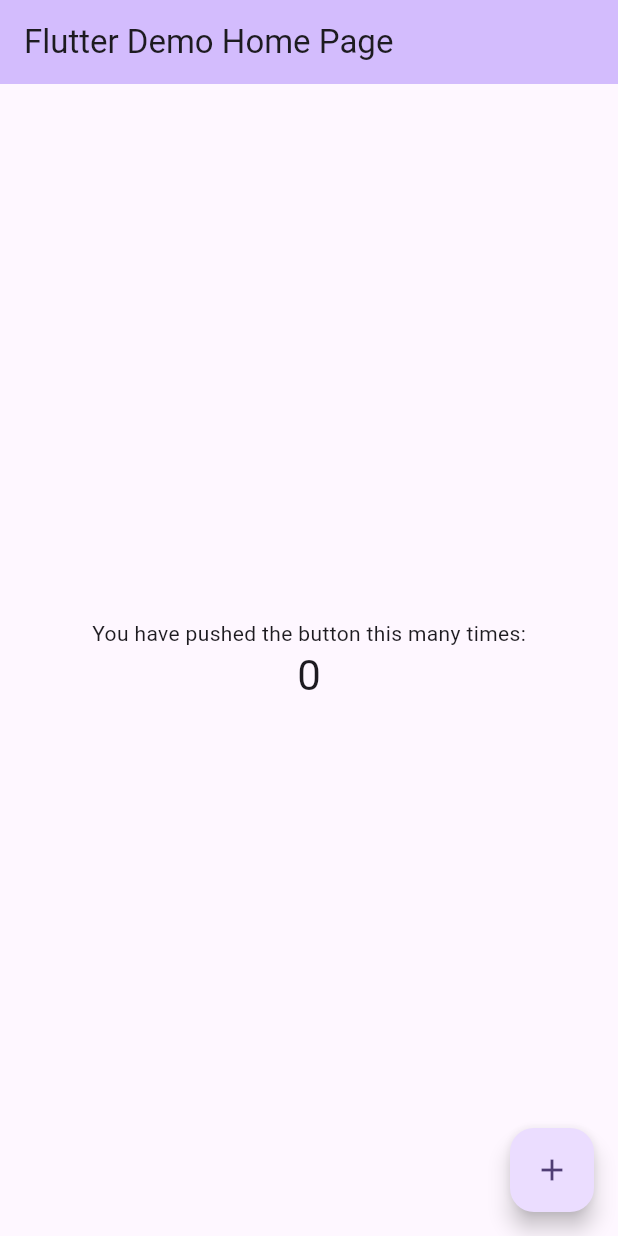
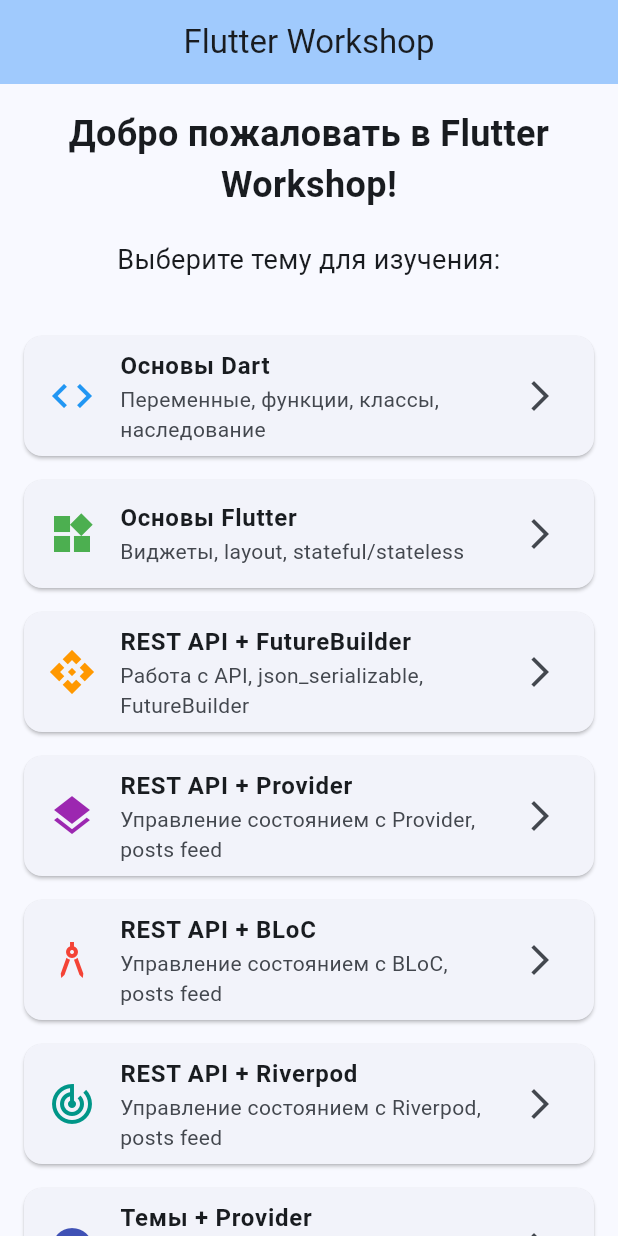
Before and after one commit to aleksays/paralect-flutter-workshop, a Flutter app: the screen it shows after launch, on a phone screen of 412 x 824 dp. Run offline on Flutter 3.47's test engine with Material 3 defaults, Android fonts, the phone set to English and light mode, and no system bars.

Commit message:
feat: setup workshop base with navigation and documentation
- Updated pubspec.yaml with latest dependencies
- Created workshop navigation interface
- Added comprehensive README.md with all branch descriptions
- Set up base application structure for Flutter workshop

```diff
--- a/lib/main.dart
+++ b/lib/main.dart
@@ -1,122 +1,175 @@
 import 'package:flutter/material.dart';
 
 void main() {
-  runApp(const MyApp());
+  runApp(const FlutterWorkshopApp());
 }
 
-class MyApp extends StatelessWidget {
-  const MyApp({super.key});
+class FlutterWorkshopApp extends StatelessWidget {
+  const FlutterWorkshopApp({super.key});
 
-  // This widget is the root of your application.
   @override
   Widget build(BuildContext context) {
     return MaterialApp(
-      title: 'Flutter Demo',
+      title: 'Flutter Workshop',
       theme: ThemeData(
-        // This is the theme of your application.
-        //
-        // TRY THIS: Try running your application with "flutter run". You'll see
-        // the application has a purple toolbar. Then, without quitting the app,
-        // try changing the seedColor in the colorScheme below to Colors.green
-        // and then invoke "hot reload" (save your changes or press the "hot
-        // reload" button in a Flutter-supported IDE, or press "r" if you used
-        // the command line to start the app).
-        //
-        // Notice that the counter didn't reset back to zero; the application
-        // state is not lost during the reload. To reset the state, use hot
-        // restart instead.
-        //
-        // This works for code too, not just values: Most code changes can be
-        // tested with just a hot reload.
-        colorScheme: ColorScheme.fromSeed(seedColor: Colors.deepPurple),
+        colorScheme: ColorScheme.fromSeed(seedColor: Colors.blue),
+        useMaterial3: true,
       ),
-      home: const MyHomePage(title: 'Flutter Demo Home Page'),
+      home: const WorkshopMenuPage(),
     );
   }
 }
 
-class MyHomePage extends StatefulWidget {
-  const MyHomePage({super.key, required this.title});
-
-  // This widget is the home page of your application. It is stateful, meaning
-  // that it has a State object (defined below) that contains fields that affect
-  // how it looks.
-
-  // This class is the configuration for the state. It holds the values (in this
-  // case the title) provided by the parent (in this case the App widget) and
-  // used by the build method of the State. Fields in a Widget subclass are
-  // always marked "final".
-
-  final String title;
-
-  @override
-  State<MyHomePage> createState() => _MyHomePageState();
-}
-
-class _MyHomePageState extends State<MyHomePage> {
-  int _counter = 0;
-
-  void _incrementCounter() {
-    setState(() {
-      // This call to setState tells the Flutter framework that something has
-      // changed in this State, which causes it to rerun the build method below
-      // so that the display can reflect the updated values. If we changed
-      // _counter without calling setState(), then the build method would not be
-      // called again, and so nothing would appear to happen.
-      _counter++;
-    });
-  }
+class WorkshopMenuPage extends StatelessWidget {
+  const WorkshopMenuPage({super.key});
 
   @override
   Widget build(BuildContext context) {
-    // This method is rerun every time setState is called, for instance as done
-    // by the _incrementCounter method above.
-    //
-    // The Flutter framework has been optimized to make rerunning build methods
-    // fast, so that you can just rebuild anything that needs updating rather
-    // than having to individually change instances of widgets.
     return Scaffold(
       appBar: AppBar(
-        // TRY THIS: Try changing the color here to a specific color (to
-        // Colors.amber, perhaps?) and trigger a hot reload to see the AppBar
-        // change color while the other colors stay the same.
+        title: const Text('Flutter Workshop'),
         backgroundColor: Theme.of(context).colorScheme.inversePrimary,
-        // Here we take the value from the MyHomePage object that was created by
-        // the App.build method, and use it to set our appbar title.
-        title: Text(widget.title),
+        centerTitle: true,
       ),
-      body: Center(
-        // Center is a layout widget. It takes a single child and positions it
-        // in the middle of the parent.
-        child: Column(
-          // Column is also a layout widget. It takes a list of children and
-          // arranges them vertically. By default, it sizes itself to fit its
-          // children horizontally, and tries to be as tall as its parent.
-          //
-          // Column has various properties to control how it sizes itself and
-          // how it positions its children. Here we use mainAxisAlignment to
-          // center the children vertically; the main axis here is the vertical
-          // axis because Columns are vertical (the cross axis would be
-          // horizontal).
-          //
-          // TRY THIS: Invoke "debug painting" (choose the "Toggle Debug Paint"
-          // action in the IDE, or press "p" in the console), to see the
-          // wireframe for each widget.
-          mainAxisAlignment: MainAxisAlignment.center,
-          children: <Widget>[
-            const Text('You have pushed the button this many times:'),
-            Text(
-              '$_counter',
-              style: Theme.of(context).textTheme.headlineMedium,
+      body: ListView(
+        padding: const EdgeInsets.all(16),
+        children: [
+          const Text(
+            'Добро пожаловать в Flutter Workshop!',
+            style: TextStyle(fontSize: 24, fontWeight: FontWeight.bold),
+            textAlign: TextAlign.center,
+          ),
+          const SizedBox(height: 20),
+          const Text(
+            'Выберите тему для изучения:',
+            style: TextStyle(fontSize: 18),
+            textAlign: TextAlign.center,
+          ),
+          const SizedBox(height: 30),
+          ...workshopTopics.map((topic) => _buildTopicCard(context, topic)),
+        ],
+      ),
+    );
+  }
+
+  Widget _buildTopicCard(BuildContext context, WorkshopTopic topic) {
+    return Card(
+      margin: const EdgeInsets.symmetric(vertical: 8),
+      child: ListTile(
+        leading: Icon(topic.icon, color: topic.color, size: 32),
+        title: Text(
+          topic.title,
+          style: const TextStyle(fontSize: 16, fontWeight: FontWeight.w600),
+        ),
+        subtitle: Text(topic.description),
+        trailing: const Icon(Icons.arrow_forward_ios),
+        onTap: () {
+          ScaffoldMessenger.of(context).showSnackBar(
+            SnackBar(
+              content: Text(
+                'Переключитесь на ветку: ${topic.branch}\nЭта функция доступна в соответствующей ветке',
+              ),
+              duration: const Duration(seconds: 3),
             ),
-          ],
-        ),
+          );
+        },
       ),
-      floatingActionButton: FloatingActionButton(
-        onPressed: _incrementCounter,
-        tooltip: 'Increment',
-        child: const Icon(Icons.add),
-      ), // This trailing comma makes auto-formatting nicer for build methods.
     );
   }
 }
+
+class WorkshopTopic {
+  final String title;
+  final String description;
+  final String branch;
+  final IconData icon;
+  final Color color;
+
+  const WorkshopTopic({
+    required this.title,
+    required this.description,
+    required this.branch,
+    required this.icon,
+    required this.color,
+  });
+}
+
+final List<WorkshopTopic> workshopTopics = [
+  const WorkshopTopic(
+    title: 'Основы Dart',
+    description: 'Переменные, функции, классы, наследование',
+    branch: '01-dart-basics',
+    icon: Icons.code,
+    color: Colors.blue,
+  ),
+  const WorkshopTopic(
+    title: 'Основы Flutter',
+    description: 'Виджеты, layout, stateful/stateless',
+    branch: '02-flutter-basics',
+    icon: Icons.widgets,
+    color: Colors.green,
+  ),
+  const WorkshopTopic(
+    title: 'REST API + FutureBuilder',
+    description: 'Работа с API, json_serializable, FutureBuilder',
+    branch: '03-rest-api-futurebuilder',
+    icon: Icons.api,
+    color: Colors.orange,
+  ),
+  const WorkshopTopic(
+    title: 'REST API + Provider',
+    description: 'Управление состоянием с Provider, posts feed',
+    branch: '04-rest-api-provider',
+    icon: Icons.layers,
+    color: Colors.purple,
+  ),
+  const WorkshopTopic(
+    title: 'REST API + BLoC',
+    description: 'Управление состоянием с BLoC, posts feed',
+    branch: '05-rest-api-bloc',
+    icon: Icons.architecture,
+    color: Colors.red,
+  ),
+  const WorkshopTopic(
+    title: 'REST API + Riverpod',
+    description: 'Управление состоянием с Riverpod, posts feed',
+    branch: '06-rest-api-riverpod',
+    icon: Icons.track_changes,
+    color: Colors.teal,
+  ),
+  const WorkshopTopic(
+    title: 'Темы + Provider',
+    description: 'Переключение тем (system, light, dark) с Provider',
+    branch: '07-theme-provider',
+    icon: Icons.palette,
+    color: Colors.indigo,
+  ),
+  const WorkshopTopic(
+    title: 'Темы + BLoC',
+    description: 'Переключение тем (system, light, dark) с BLoC',
+    branch: '08-theme-bloc',
+    icon: Icons.brightness_6,
+    color: Colors.pink,
+  ),
+  const WorkshopTopic(
+    title: 'Темы + Riverpod',
+    description: 'Переключение тем (system, light, dark) с Riverpod',
+    branch: '09-theme-riverpod',
+    icon: Icons.dark_mode,
+    color: Colors.brown,
+  ),
+  const WorkshopTopic(
+    title: 'Анимации',
+    description: 'Implicit и Explicit анимации, Hero анимации',
+    branch: '10-animations',
+    icon: Icons.animation,
+    color: Colors.cyan,
+  ),
+  const WorkshopTopic(
+    title: 'Tips & Tricks',
+    description: 'Полезные советы и трюки для Flutter разработки',
+    branch: '11-tips-tricks',
+    icon: Icons.lightbulb,
+    color: Colors.amber,
+  ),
+];
```
Also changed, not shown: pubspec.yaml (+12 -5 lines), pubspec.lock, 1 other file.
